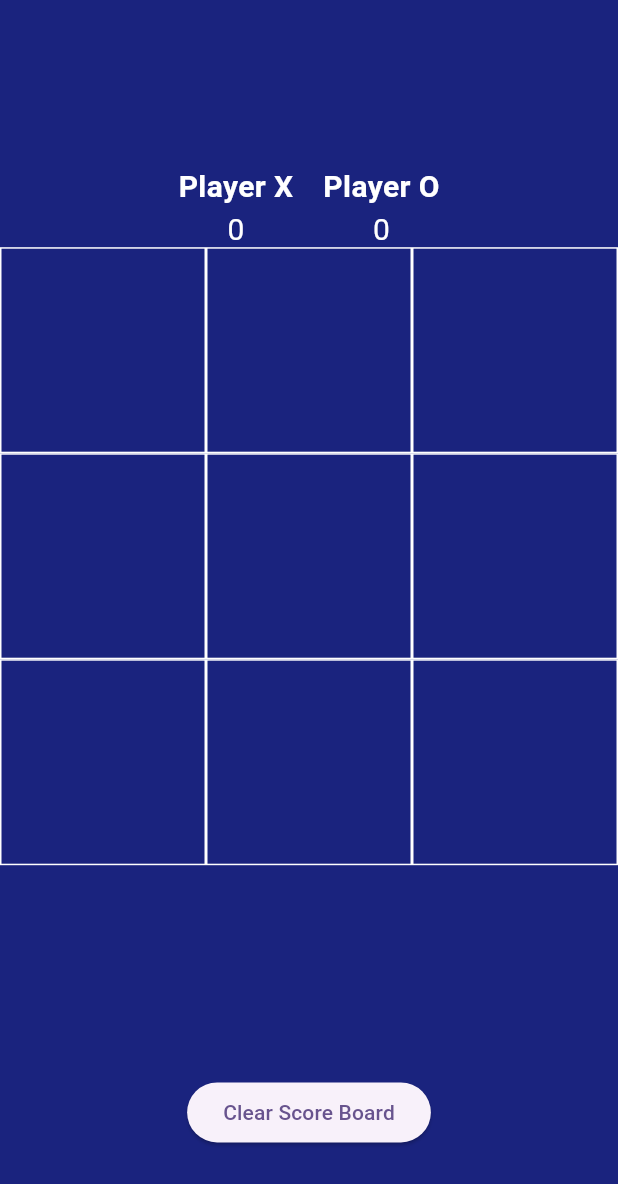
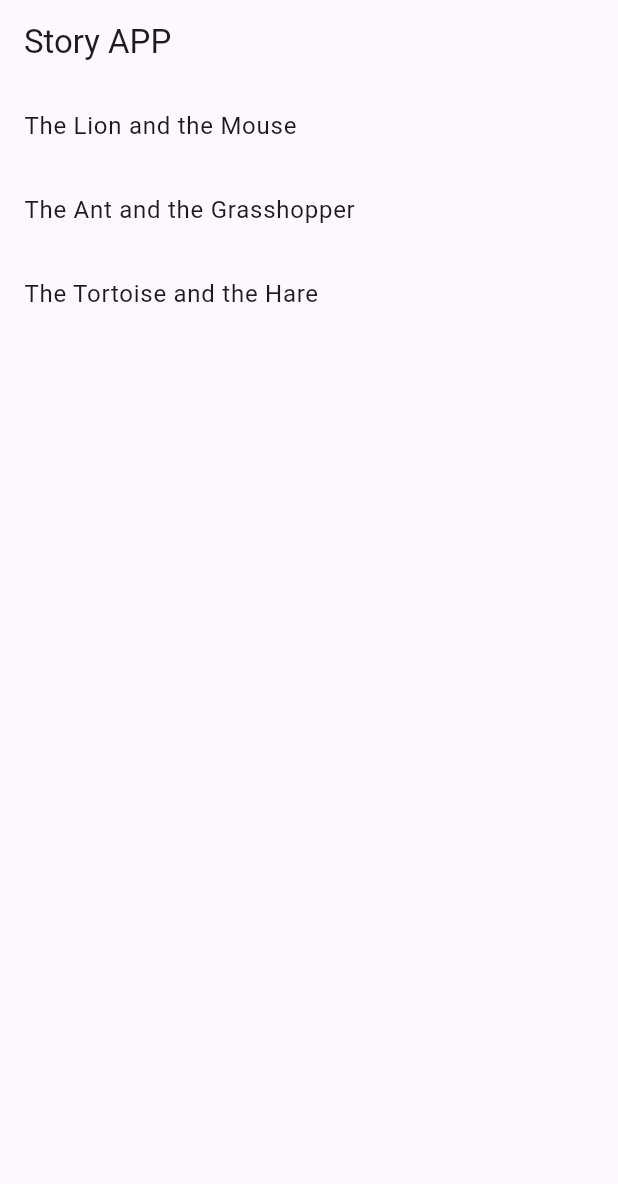
Before and after one commit to Do2304/project-Flutter, a Flutter app: the screen it shows after launch, on a phone screen of 412 x 824 dp. Shown: the top 1184 px of the screen. Run offline on Flutter 3.47's test engine with Material 3 defaults, Android fonts, the phone set to English and light mode, and no system bars; our stand-ins replace math_expressions.

Commit message:
project storyApp

```diff
--- /dev/null
+++ b/basic/flutter_project_basic/lib/Project4_StoreApp/storyApp.dart
@@ -0,0 +1,69 @@
+import 'package:flutter/material.dart';
+
+class Story {
+  final String title;
+  final String content;
+
+  Story({required this.title, required this.content});
+}
+
+class storyApp extends StatelessWidget {
+  final List<Story> _stories = [
+    Story(
+      title: 'The Lion and the Mouse',
+      content:
+          'Once upon a time, a lion was sleeping in the forest when a mouse ran over his nose. The lion woke up and was about to eat the mouse when the mouse begged for mercy. The lion laughed at the tiny mouse, but decided to let him go. Later, the lion got caught in a hunter\'s trap, and the mouse came to his rescue by gnawing through the ropes.',
+    ),
+    Story(
+      title: 'The Ant and the Grasshopper',
+      content:
+          'In a field one summer\'s day a Grasshopper was hopping about, chirping and singing to its heart\'s content. An Ant passed by, bearing along with great toil an ear of corn he was taking to the nest. "Why not come and chat with me," said the Grasshopper, "instead of toiling in that way?" "I am helping to lay up food for the winter," said the Ant, "and recommend you to do the same."',
+    ),
+    Story(
+      title: 'The Tortoise and the Hare',
+      content:
+          'Once upon a time, a tortoise and a hare had a race. The hare was very confident that he would win, so he took a nap during the race. Meanwhile, the tortoise slowly but steadily made his way to the finish line, and won the race.',
+    ),
+  ];
+
+  @override
+  Widget build(BuildContext context) {
+    return Scaffold(
+      appBar: AppBar(title: Text("Story APP")),
+      body: ListView.builder(
+        itemCount: _stories.length,
+        itemBuilder: (context, index) {
+          final story = _stories[index];
+          return ListTile(
+            title: Text(story.title),
+            onTap: () {
+              Navigator.push(
+                context,
+                MaterialPageRoute(
+                  builder: (context) => StoryScreen(story: story),
+                ),
+              );
+            },
+          );
+        },
+      ),
+    );
+  }
+}
+
+class StoryScreen extends StatelessWidget {
+  final Story story;
+
+  const StoryScreen({required this.story});
+
+  @override
+  Widget build(BuildContext context) {
+    return Scaffold(
+      appBar: AppBar(title: Text(story.title)),
+      body: Padding(
+        padding: const EdgeInsets.all(8.0),
+        child: Text(story.content),
+      ),
+    );
+  }
+}
--- a/basic/flutter_project_basic/lib/main.dart
+++ b/basic/flutter_project_basic/lib/main.dart
@@ -2,6 +2,7 @@
 import './Project1_SimpleCalculatorAppusingFlutter/caculator.dart';
 import 'Project2_BMIApp/bmi.dart';
 import 'Project3_BuildingTicTacToeGame/BuildTicTacToeGame.dart';
+import 'Project4_StoreApp/storyApp.dart';
 
 void main() {
   runApp(const MyApp());
@@ -20,7 +21,8 @@
       ),
       // home: CalculaterPage(),
       // home: BMICalculaterPage(),
-      home: BuildTicTacToeGame(),
+      // home: BuildTicTacToeGame(),
+      home: storyApp(),
     );
   }
 }
```
